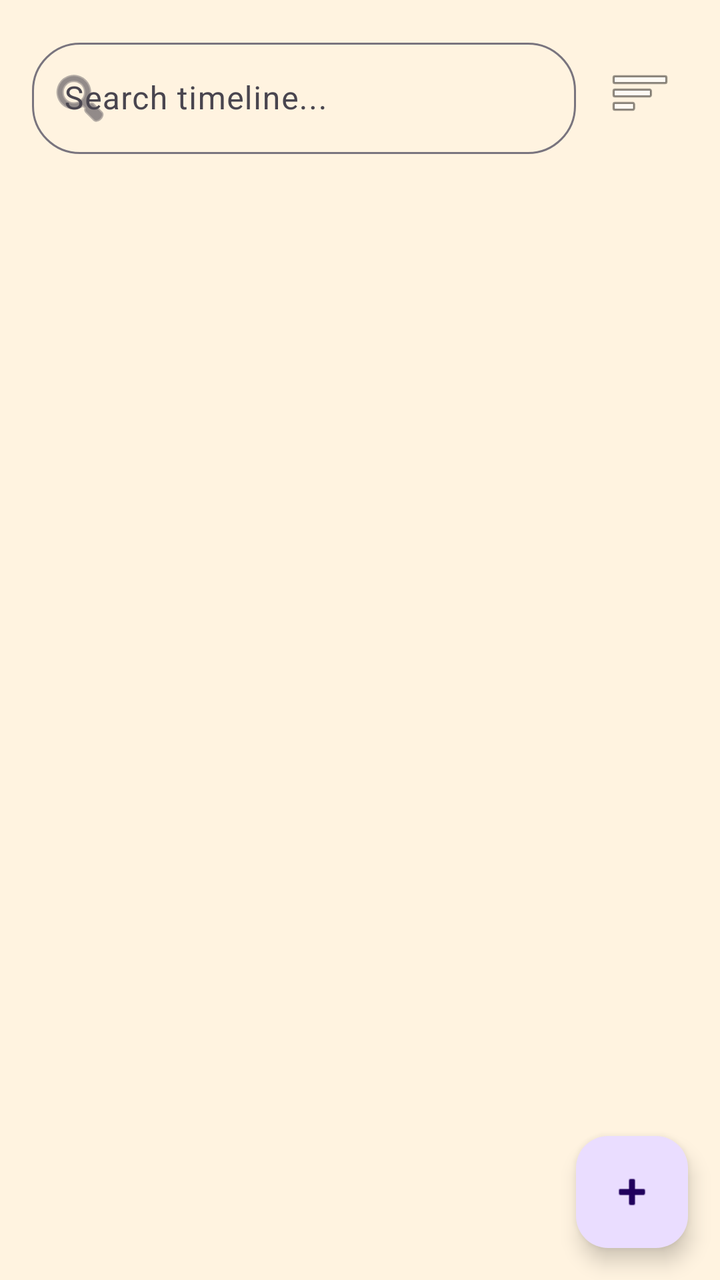
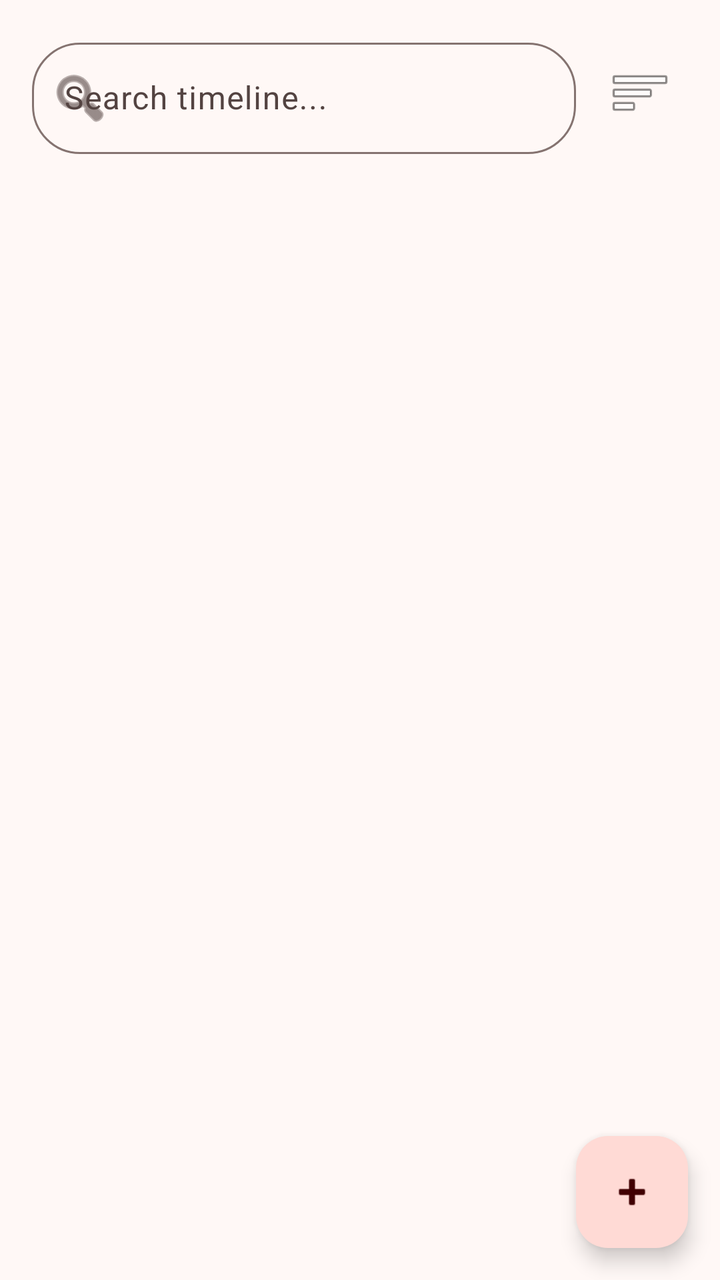

The first picture is an Android layout as it rendered before a commit; the second is the same layout after the commit. The layout source and the unified diff follow.
<!-- AndroidManifest.xml: application theme Theme.Foodlog -->
<!-- res/layout/fragment_timeline.xml -->
<?xml version="1.0" encoding="utf-8"?>
<androidx.coordinatorlayout.widget.CoordinatorLayout
    xmlns:android="http://schemas.android.com/apk/res/android"
    xmlns:app="http://schemas.android.com/apk/res-auto"
    android:layout_width="match_parent"
    android:layout_height="match_parent"
    android:background="?android:attr/windowBackground">

    <LinearLayout
        android:layout_width="match_parent"
        android:layout_height="match_parent"
        android:orientation="vertical">

        <LinearLayout
            android:layout_width="match_parent"
            android:layout_height="wrap_content"
            android:orientation="horizontal"
            android:layout_margin="16dp"
            android:gravity="center_vertical">

            <com.google.android.material.textfield.TextInputLayout
                android:id="@+id/searchLayout"
                android:layout_width="0dp"
                android:layout_height="wrap_content"
                android:layout_weight="1"
                android:layout_marginEnd="8dp"
                app:startIconDrawable="@android:drawable/ic_menu_search"
                app:endIconMode="clear_text"
                app:boxBackgroundMode="outline"
                app:boxCornerRadiusTopStart="24dp"
                app:boxCornerRadiusTopEnd="24dp"
                app:boxCornerRadiusBottomStart="24dp"
                app:boxCornerRadiusBottomEnd="24dp"
                android:hint="Search timeline...">

                <com.google.android.material.textfield.TextInputEditText
                    android:id="@+id/etSearch"
                    android:layout_width="match_parent"
                    android:layout_height="wrap_content"
                    android:inputType="text"
                    android:maxLines="1"
                    android:imeOptions="actionSearch"/>
            </com.google.android.material.textfield.TextInputLayout>

            <ImageButton
                android:id="@+id/btnFilter"
                android:layout_width="48dp"
                android:layout_height="48dp"
                android:background="?attr/selectableItemBackgroundBorderless"
                android:src="@android:drawable/ic_menu_sort_by_size"
                android:contentDescription="Filter Timeline"/>
        </LinearLayout>

        <androidx.recyclerview.widget.RecyclerView
            android:id="@+id/recyclerView"
            android:layout_width="match_parent"
            android:layout_height="match_parent"
            android:padding="8dp"
            android:clipToPadding="false"/>
    </LinearLayout>

    <LinearLayout
        android:id="@+id/emptyStateView"
        android:layout_width="match_parent"
        android:layout_height="wrap_content"
        android:layout_gravity="center"
        android:orientation="vertical"
        android:gravity="center"
        android:padding="32dp"
        android:visibility="gone">

        <TextView
            android:layout_width="wrap_content"
            android:layout_height="wrap_content"
            android:text="🍽️"
            android:textSize="64sp"
            android:layout_marginBottom="16dp"/>

        <TextView
            android:layout_width="wrap_content"
            android:layout_height="wrap_content"
            android:text="No Food Entries Yet"
            android:textSize="20sp"
            android:textStyle="bold"
            android:textColor="?android:attr/textColorPrimary"
            android:layout_marginBottom="8dp"/>

        <TextView
            android:layout_width="wrap_content"
            android:layout_height="wrap_content"
            android:text="Tap the '+' button below to start tracking your delicious meals!"
            android:textSize="14sp"
            android:gravity="center"
            android:textColor="?android:attr/textColorSecondary"/>
    </LinearLayout>

    <com.google.android.material.floatingactionbutton.FloatingActionButton
        android:id="@+id/fabAdd"
        android:layout_width="wrap_content"
        android:layout_height="wrap_content"
        android:layout_margin="16dp"
        android:contentDescription="Add Entry"
        android:src="@android:drawable/ic_input_add"
        android:layout_gravity="bottom|end"/>

</androidx.coordinatorlayout.widget.CoordinatorLayout>
<!-- resources referenced by this layout -->
<resources>
  <style name="Base.Theme.Foodlog" parent="Theme.Material3.DayNight.NoActionBar">
          
          <item name="colorPrimary">@color/foodie_orange</item>
          <item name="colorPrimaryVariant">@color/foodie_orange_dark</item>
          <item name="colorSecondary">@color/foodie_yellow</item>
          <item name="android:windowBackground">@color/foodie_surface_light</item>
      </style>
  <color name="foodie_orange">#FF5722</color>
  <color name="foodie_orange_dark">#E64A19</color>
  <color name="foodie_yellow">#FFC107</color>
  <color name="foodie_surface_light">#FFF3E0</color>
  <!-- unchanged entries left out for length: 1 -->
</resources>

<!-- the commit's change to res/layout/fragment_timeline.xml (unified diff, before → after) -->
@@ -56,6 +56,7 @@
             android:layout_width="match_parent"
             android:layout_height="match_parent"
             android:padding="8dp"
+            android:visibility="gone"
             android:clipToPadding="false"/>
     </LinearLayout>
 
<!-- resource entries referenced after the edit -->
@@ -1,16 +1,87 @@
 <!-- resources referenced by this layout -->
 <resources>
   <style name="Base.Theme.Foodlog" parent="Theme.Material3.DayNight.NoActionBar">
+  
           
-          <item name="colorPrimary">@color/foodie_orange</item>
-          <item name="colorPrimaryVariant">@color/foodie_orange_dark</item>
-          <item name="colorSecondary">@color/foodie_yellow</item>
-          <item name="android:windowBackground">@color/foodie_surface_light</item>
+          <item name="colorPrimary">@color/md_primary</item>
+          <item name="colorOnPrimary">@color/md_on_primary</item>
+          <item name="colorPrimaryContainer">@color/md_primary_container</item>
+          <item name="colorOnPrimaryContainer">@color/md_on_primary_container</item>
+  
+          
+          <item name="colorSecondary">@color/md_secondary</item>
+          <item name="colorOnSecondary">@color/md_on_secondary</item>
+          <item name="colorSecondaryContainer">@color/md_secondary_container</item>
+          <item name="colorOnSecondaryContainer">@color/md_on_secondary_container</item>
+  
+          
+          <item name="colorTertiary">@color/md_tertiary</item>
+          <item name="colorOnTertiary">@color/md_on_tertiary</item>
+          <item name="colorTertiaryContainer">@color/md_tertiary_container</item>
+          <item name="colorOnTertiaryContainer">@color/md_on_tertiary_container</item>
+  
+          
+          <item name="colorError">@color/md_error</item>
+          <item name="colorOnError">@color/md_on_error</item>
+          <item name="colorErrorContainer">@color/md_error_container</item>
+          <item name="colorOnErrorContainer">@color/md_on_error_container</item>
+  
+          
+          <item name="android:colorBackground">@color/md_background_light</item>
+          <item name="colorOnBackground">@color/md_on_background_light</item>
+          <item name="colorSurface">@color/md_surface_light</item>
+          <item name="colorOnSurface">@color/md_on_surface_light</item>
+          <item name="colorSurfaceVariant">@color/md_surface_variant_light</item>
+          <item name="colorOnSurfaceVariant">@color/md_on_surface_variant_light</item>
+  
+          
+          <item name="colorOutline">@color/md_outline_light</item>
+          <item name="colorOutlineVariant">@color/md_outline_variant_light</item>
+  
+          
+          <item name="colorSurfaceContainerLowest">@color/md_surface_container_lowest_light</item>
+          <item name="colorSurfaceContainerLow">@color/md_surface_container_low_light</item>
+          <item name="colorSurfaceContainer">@color/md_surface_container_light</item>
+          <item name="colorSurfaceContainerHigh">@color/md_surface_container_high_light</item>
+          <item name="colorSurfaceContainerHighest">@color/md_surface_container_highest_light</item>
+  
+          
+          <item name="android:windowBackground">@color/md_background_light</item>
+  
+          
+          <item name="android:statusBarColor">@android:color/transparent</item>
+          <item name="android:windowLightStatusBar">true</item>
+  
       </style>
-  <color name="foodie_orange">#FF5722</color>
-  <color name="foodie_orange_dark">#E64A19</color>
-  <color name="foodie_yellow">#FFC107</color>
-  <color name="foodie_surface_light">#FFF3E0</color>
+  <color name="md_primary">#C0392B</color>
+  <color name="md_on_primary">#FFFFFF</color>
+  <color name="md_primary_container">#FFDAD5</color>
+  <color name="md_on_primary_container">#410002</color>
+  <color name="md_secondary">#915C00</color>
+  <color name="md_on_secondary">#FFFFFF</color>
+  <color name="md_secondary_container">#FFE0B2</color>
+  <color name="md_on_secondary_container">#2E1A00</color>
+  <color name="md_tertiary">#386663</color>
+  <color name="md_on_tertiary">#FFFFFF</color>
+  <color name="md_tertiary_container">#BCECE8</color>
+  <color name="md_on_tertiary_container">#00201E</color>
+  <color name="md_error">#BA1A1A</color>
+  <color name="md_on_error">#FFFFFF</color>
+  <color name="md_error_container">#FFDAD6</color>
+  <color name="md_on_error_container">#410002</color>
+  <color name="md_background_light">#FFF8F6</color>
+  <color name="md_on_background_light">#201A19</color>
+  <color name="md_surface_light">#FFF8F6</color>
+  <color name="md_on_surface_light">#201A19</color>
+  <color name="md_surface_variant_light">#F5DDD9</color>
+  <color name="md_on_surface_variant_light">#534341</color>
+  <color name="md_outline_light">#857370</color>
+  <color name="md_outline_variant_light">#D8C2BF</color>
+  <color name="md_surface_container_lowest_light">#FFFFFF</color>
+  <color name="md_surface_container_low_light">#FEF1EE</color>
+  <color name="md_surface_container_light">#F8E4E1</color>
+  <color name="md_surface_container_high_light">#F2D8D5</color>
+  <color name="md_surface_container_highest_light">#EDCDC9</color>
   <!-- unchanged entries left out for length: 1 -->
 </resources>
 
